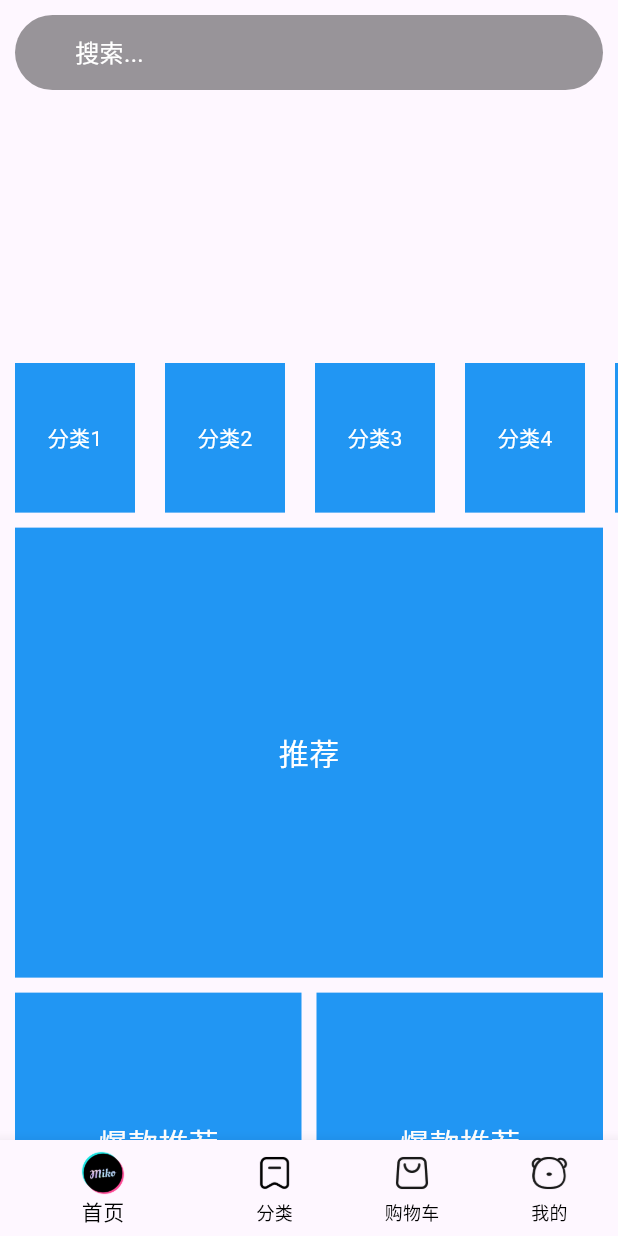
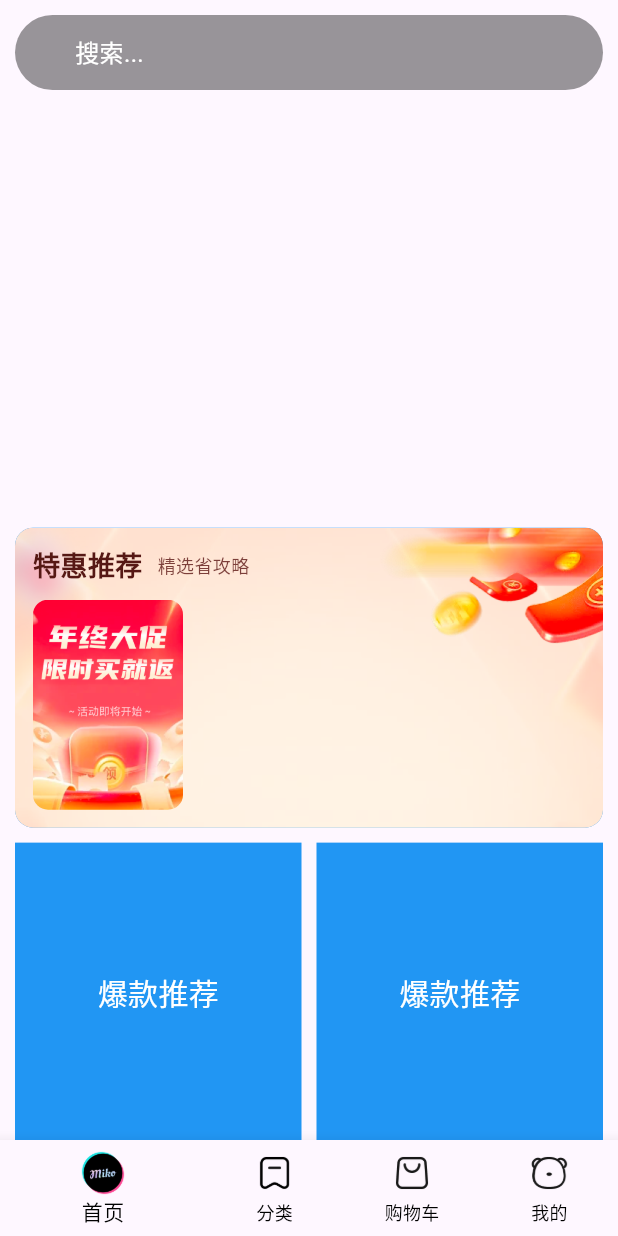
Before and after one commit to waynebing/flutter_project, a Flutter app: the screen it shows after launch, on a phone screen of 412 x 824 dp. Run offline on Flutter 3.47's test engine with Material 3 defaults, Android fonts, the phone set to English and light mode, and no system bars; drawn by our look-alikes of carousel_slider; our stand-ins replace dio; network calls fail.

Commit message:
完成特惠推荐的渲染和数据获取

```diff
--- a/hm_shop/lib/components/Home/HmCategory.dart
+++ b/hm_shop/lib/components/Home/HmCategory.dart
@@ -1,7 +1,9 @@
 import 'package:flutter/material.dart';
+import 'package:hm_shop/viewmodels/home.dart';
 
 class HmCategory extends StatefulWidget {
-  HmCategory({Key? key}) : super(key: key);
+  final List<CategoryItem> categoryList;
+  HmCategory({Key? key, required this.categoryList}) : super(key: key);
 
   @override
   _HmCategoryState createState() => _HmCategoryState();
@@ -14,18 +16,30 @@ class _HmCategoryState extends State<HmCategory> {
       height: 100,
       child: ListView.builder(
           scrollDirection: Axis.horizontal,
-          itemCount: 10,
+          itemCount: widget.categoryList.length,
           itemBuilder: (BuildContext context, int index) {
+            final CategoryItem categoryItem = widget.categoryList[index];
             return Container(
               width: 80,
               height: 100,
-              color: Colors.blue,
               alignment: Alignment.center,
-              child: Text(
-                '分类${index + 1}',
-                style: TextStyle(color: Colors.white),
-              ),
+              decoration: BoxDecoration(
+                  color: Color.fromARGB(255, 231, 232, 234),
+                  borderRadius: BorderRadius.circular(40)),
               margin: EdgeInsets.symmetric(horizontal: 10),
+              child: Column(
+                  mainAxisAlignment: MainAxisAlignment.center,
+                  children: [
+                    Image.network(
+                      categoryItem.picture,
+                      width: 40,
+                      height: 40,
+                    ),
+                    Text(
+                      '${categoryItem.name}',
+                      style: TextStyle(color: Colors.black),
+                    )
+                  ]),
             );
           }),
     );
--- a/hm_shop/lib/components/Home/HmSuggestion.dart
+++ b/hm_shop/lib/components/Home/HmSuggestion.dart
@@ -1,25 +1,146 @@
 import 'package:flutter/material.dart';
+import 'package:hm_shop/viewmodels/home.dart';
 
 class HmSuggestion extends StatefulWidget {
-  HmSuggestion({Key? key}) : super(key: key);
+  final SpecialRecommendResult specialRecommendResult;
+  HmSuggestion({Key? key, required this.specialRecommendResult})
+      : super(key: key);
 
   @override
   _HmSuggestionState createState() => _HmSuggestionState();
 }
 
 class _HmSuggestionState extends State<HmSuggestion> {
+  // 取前3条数据
+  List<GoodsItem> _getDisplayItems() {
+    if (widget.specialRecommendResult.subTypes.isEmpty) return [];
+    return widget.specialRecommendResult.subTypes.first.goodsItems.items
+        .take(3)
+        .toList();
+  }
+
+  Widget _buildHeader() {
+    return Row(
+      children: [
+        Text(
+          "特惠推荐",
+          style: TextStyle(
+            color: const Color.fromARGB(255, 86, 24, 20),
+            fontSize: 18,
+            fontWeight: FontWeight.w700,
+          ),
+        ),
+        SizedBox(width: 10),
+        Text(
+          "精选省攻略",
+          style: TextStyle(
+            fontSize: 12,
+            color: const Color.fromARGB(255, 124, 63, 58),
+          ),
+        ),
+      ],
+    );
+  }
+
+  // 左侧结构
+  Widget _buildLeft() {
+    return Container(
+      width: 100,
+      height: 140,
+      decoration: BoxDecoration(
+        borderRadius: BorderRadius.circular(10),
+        image: DecorationImage(
+          image: AssetImage("lib/assets/home_cmd_inner.png"),
+          fit: BoxFit.cover,
+        ),
+      ),
+    );
+  }
+
+  List<Widget> _getChildrenList() {
+    List<GoodsItem> list = _getDisplayItems(); // 取到前3条数据
+    return List.generate(list.length, (int index) {
+      return Expanded(
+        child: Column(
+          children: [
+            // ClipRRect 可以包裹子元素 裁剪图片设置圆角
+            ClipRRect(
+              borderRadius: BorderRadius.circular(8),
+              child: Image.network(
+                errorBuilder: (context, error, stackTrace) {
+                  // 返回一个新的部件替换原有图片
+                  return Image.asset(
+                    "lib/assets/home_cmd_inner.png",
+                    // width: 100,
+                    height: 140,
+                    fit: BoxFit.cover,
+                  );
+                },
+                list[index].picture,
+                // width: 100,
+                height: 140,
+                fit: BoxFit.cover,
+              ),
+            ),
+            SizedBox(height: 10),
+            Container(
+              padding: EdgeInsets.symmetric(horizontal: 10, vertical: 4),
+              decoration: BoxDecoration(
+                borderRadius: BorderRadius.circular(12),
+                color: const Color.fromARGB(255, 240, 96, 12),
+              ),
+              child: Text(
+                "¥${list[index].price}",
+                style: TextStyle(color: Colors.white),
+              ),
+            ),
+          ],
+        ),
+      );
+    });
+  }
+
+  // 完成渲染
   @override
   Widget build(BuildContext context) {
     return Padding(
-        padding: EdgeInsets.symmetric(horizontal: 10),
-        child: Container(
-          height: 300,
+      padding: EdgeInsets.symmetric(horizontal: 10),
+      child: Container(
+        alignment: Alignment.center,
+        padding: EdgeInsets.all(12),
+        decoration: BoxDecoration(
           color: Colors.blue,
-          alignment: Alignment.center,
-          child: Text(
-            '推荐',
-            style: TextStyle(color: Colors.white, fontSize: 20),
+          borderRadius: BorderRadius.circular(12),
+          image: DecorationImage(
+            image: AssetImage("lib/assets/home_cmd_sm.png"),
+            fit: BoxFit.cover,
           ),
-        ));
+        ),
+        child: Column(
+          children: [
+            // 顶部内容
+            _buildHeader(),
+            SizedBox(height: 10),
+            Row(
+              children: [
+                _buildLeft(),
+                SizedBox(width: 10),
+                Expanded(
+                  child: Row(
+                    // spacing: 10,
+                    mainAxisAlignment: MainAxisAlignment.spaceEvenly,
+                    children: _getChildrenList(),
+                  ),
+                ),
+              ],
+            ),
+          ],
+        ),
+      ),
+    );
   }
 }
+// [2,3,4]
+// [1]
+// [1,2,3,4]
+// [1,[2,3,4]]
--- a/hm_shop/lib/constants/index.dart
+++ b/hm_shop/lib/constants/index.dart
@@ -10,4 +10,6 @@ class GlobalConstants {
 
 class HttpConstants {
   static const String BANNER_LIST = "/home/banner";
+  static const String CATEGORY_LIST = "/home/category/head";
+  static const String PRODUCT_LIST = "/hot/preference"; // 特惠推荐地址
 }
--- a/hm_shop/lib/pages/Home/index.dart
+++ b/hm_shop/lib/pages/Home/index.dart
@@ -15,6 +15,7 @@ class HomeView extends StatefulWidget {
 }
 
 class _HomeViewState extends State<HomeView> {
+  List<CategoryItem> _categoryList = [];
   List<BannerItem> _bannerList = [
     /* BannerItem(
         id: "1",
@@ -41,14 +42,14 @@ class _HomeViewState extends State<HomeView> {
         height: 10,
       )),
       SliverToBoxAdapter(
-        child: HmCategory(),
+        child: HmCategory(categoryList: _categoryList),
       ),
       SliverToBoxAdapter(
           child: SizedBox(
         height: 10,
       )),
       SliverToBoxAdapter(
-        child: HmSuggestion(),
+        child: HmSuggestion(specialRecommendResult: _specialRecommendResult),
       ),
       SliverToBoxAdapter(
           child: SizedBox(
@@ -78,15 +79,34 @@ class _HomeViewState extends State<HomeView> {
     ];
   }
 
+  // 特惠推荐
+  SpecialRecommendResult _specialRecommendResult = SpecialRecommendResult(
+    id: "",
+    title: "",
+    subTypes: [],
+  );
+
   @override
   void initState() {
     super.initState();
     _getBannerList();
+    _getCategoryList();
+    _getProductList();
   }
 
   void _getBannerList() async {
     _bannerList = await getBannerListAPI();
     setState(() {});
+  }
+
+  void _getCategoryList() async {
+    _categoryList = await getCategoryListAPI();
+    setState(() {});
+  }
+
+  //获取特惠推荐列表
+  void _getProductList() async {
+    _specialRecommendResult = await getSpecialRecommendAPI();
   }
 
   @override
--- a/hm_shop/lib/viewmodels/home.dart
+++ b/hm_shop/lib/viewmodels/home.dart
@@ -8,3 +8,126 @@ class BannerItem {
     return BannerItem(id: json["id"] ?? "", imgUrl: json["imgUrl"] ?? "");
   }
 }
+
+// 分类列表
+class CategoryItem {
+  String id;
+  String name;
+  String picture;
+  List<CategoryItem>? children;
+  CategoryItem({
+    required this.id,
+    required this.name,
+    required this.picture,
+    this.children,
+  });
+  // 扩展一个工厂函数 一般用factory来声明 一般用来创建实例对象
+  factory CategoryItem.formJSON(Map<String, dynamic> json) {
+    // 必须返回一个CategoryItem对象
+    return CategoryItem(
+      id: json["id"] ?? "",
+      name: json["name"] ?? "",
+      picture: json["picture"] ?? "",
+      children: json["children"] == null
+          ? null
+          : (json["children"] as List)
+              .map(
+                (item) => CategoryItem.formJSON(item as Map<String, dynamic>),
+              )
+              .toList(),
+    );
+  }
+}
+
+// 特惠推荐 - 商品项
+class GoodsItem {
+  String id;
+  String name;
+  String? desc;
+  String price;
+  String picture;
+  int orderNum;
+  GoodsItem({
+    required this.id,
+    required this.name,
+    this.desc,
+    required this.price,
+    required this.picture,
+    required this.orderNum,
+  });
+  factory GoodsItem.formJSON(Map<String, dynamic> json) {
+    return GoodsItem(
+      id: json["id"]?.toString() ?? "",
+      name: json["name"]?.toString() ?? "",
+      desc: json["desc"]?.toString(),
+      price: json["price"]?.toString() ?? "",
+      picture: json["picture"]?.toString() ?? "",
+      orderNum: int.tryParse(json["orderNum"]?.toString() ?? "0") ?? 0,
+    );
+  }
+}
+
+// 特惠推荐 - 商品分页信息
+class GoodsItems {
+  int counts;
+  int pageSize;
+  int pages;
+  int page;
+  List<GoodsItem> items;
+  GoodsItems({
+    required this.counts,
+    required this.pageSize,
+    required this.pages,
+    required this.page,
+    required this.items,
+  });
+  factory GoodsItems.formJSON(Map<String, dynamic> json) {
+    return GoodsItems(
+      counts: int.tryParse(json["counts"]?.toString() ?? "0") ?? 0,
+      pageSize: int.tryParse(json["pageSize"]?.toString() ?? "0") ?? 0,
+      pages: int.tryParse(json["pages"]?.toString() ?? "0") ?? 0,
+      page: int.tryParse(json["page"]?.toString() ?? "0") ?? 0,
+      items: (json["items"] as List? ?? [])
+          .map((item) => GoodsItem.formJSON(item as Map<String, dynamic>))
+          .toList(),
+    );
+  }
+}
+
+// 特惠推荐 - 子类型
+class SubType {
+  String id;
+  String title;
+  GoodsItems goodsItems;
+  SubType({required this.id, required this.title, required this.goodsItems});
+  factory SubType.formJSON(Map<String, dynamic> json) {
+    return SubType(
+      id: json["id"]?.toString() ?? "",
+      title: json["title"]?.toString() ?? "",
+      goodsItems: GoodsItems.formJSON(
+        json["goodsItems"] as Map<String, dynamic>,
+      ),
+    );
+  }
+}
+
+// 特惠推荐 - 结果
+class SpecialRecommendResult {
+  String id;
+  String title;
+  List<SubType> subTypes;
+  SpecialRecommendResult({
+    required this.id,
+    required this.title,
+    required this.subTypes,
+  });
+  factory SpecialRecommendResult.formJSON(Map<String, dynamic> json) {
+    return SpecialRecommendResult(
+      id: json["id"]?.toString() ?? "",
+      title: json["title"]?.toString() ?? "",
+      subTypes: (json["subTypes"] as List? ?? [])
+          .map((item) => SubType.formJSON(item as Map<String, dynamic>))
+          .toList(),
+    );
+  }
+}
```
Also changed, not shown: hm_shop/lib/api/home.dart (+15 -0 lines), hm_shop/lib/assets/home_cmd_inner.png (added), hm_shop/lib/assets/home_cmd_sm.png (added), hm_shop/lib/assets/home_cmd_title.png (added), hm_shop/lib/assets/home_goods_discount.png (added), hm_shop/lib/assets/home_new.png (added), hm_shop/lib/assets/ic_sku_img.svg (added).
